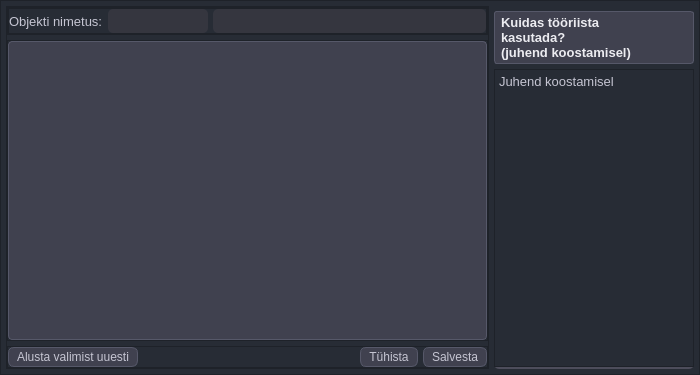
Above: mailabl-qgis/widgets/Properties_connector_new.ui from TuloliKalver/mailabl-qgis before the change. Below: the same form after it.
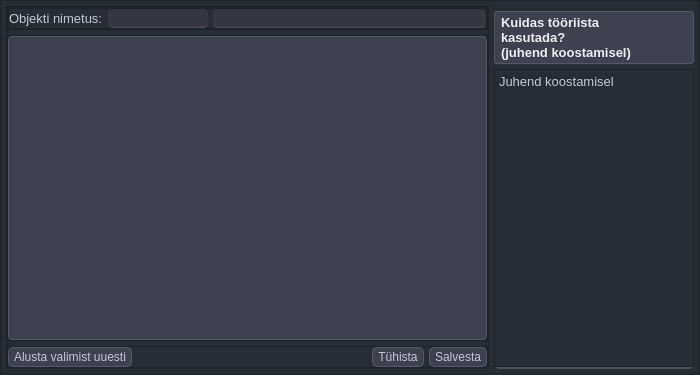
That is the form after the change. Icons and pictures are not drawn.

Commit message: Combobox new style

The edit to the form file:
```diff
--- a/mailabl-qgis/widgets/Properties_connector_new.ui
+++ b/mailabl-qgis/widgets/Properties_connector_new.ui
@@ -109,9 +109,9 @@
 
 
 QPushButton{
-	padding: 2px 8px;
+	padding: 2px 5px;
 	text-align: center;
-	border-radius: 6px;
+	border-radius: 5px;
 	background-color:#40414f;
 	border: 1px solid #565869;
 }
@@ -146,15 +146,16 @@
     background-color: #40414f;
     color: #ececf1;
     border: 1px solid #565869;
+	padding: 1px 4px 1px 4px;
 
 }
 
 QLineEdit {
     background-color: #35363f;  /* Lighter background color */
     color: #ececf1;
-    /*border: 1px solid #4d4d5b;  Thinner border with a different color */
+    border: 1px solid #4d4d5b;  /*Thinner border with a different color */
     border-radius: 5px;
-    padding: 4px;
+    padding: 1px 4px 1px 4px;	
 }
 
 QLineEdit:hover {
```
Left out of the diff: 6 changed lines with no effect on the pictures. The commit also changes 4 other files.
